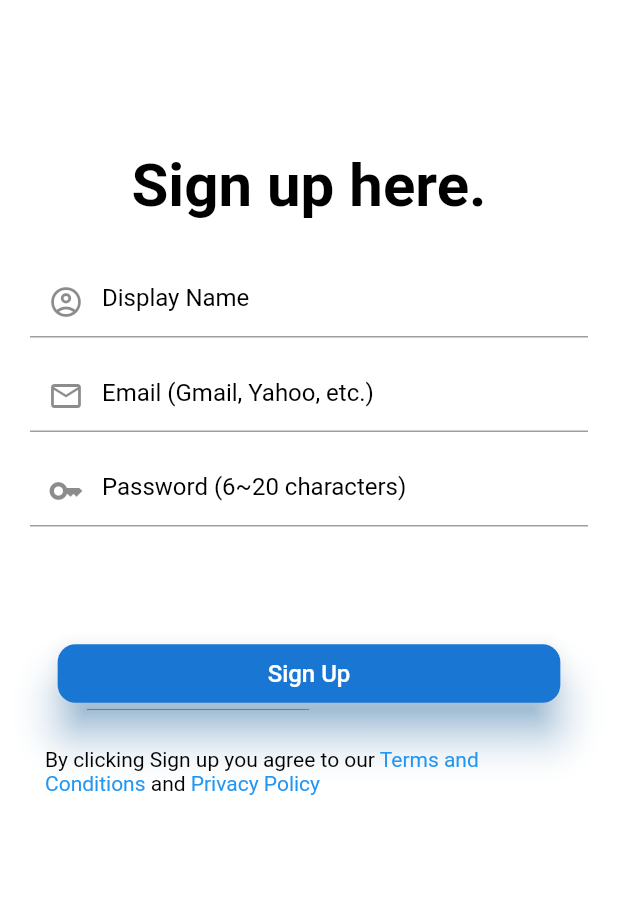
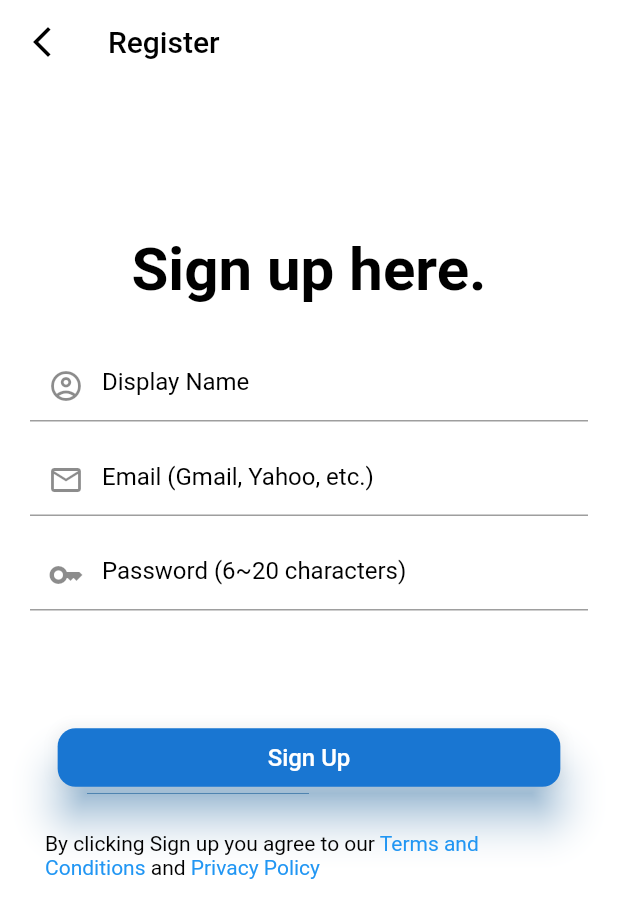
Before and after one commit to kevint259/kuai_eats_app, a Flutter app: the RegisterView screen opened by its route, on a phone screen of 412 x 824 dp. Shown: the top 918 px of the screen. Run offline on Flutter 3.47's test engine with Material 2 defaults, Android fonts, the light colour scheme and no system bars; our stand-ins replace firebase_auth, firebase_core, flutter_bloc, form_field_validator; accounts and stored records are empty; network calls fail.

```diff
--- a/lib/services/auth/bloc/auth_bloc.dart
+++ b/lib/services/auth/bloc/auth_bloc.dart
@@ -18,11 +18,11 @@ class AuthBloc extends Bloc<AuthEvent, AuthState> {
     });
     on<AuthEventLogIn>(
       (event, emit) async {
-        emit(const AuthStateLoading());
         final email = event.email;
         final password = event.password;
 
         try {
+          emit(const AuthStateLoading());
           final user = await provider.logIn(
             email: email,
             password: password,
@@ -34,8 +34,8 @@ class AuthBloc extends Bloc<AuthEvent, AuthState> {
       },
     );
     on<AuthEventLogOut>((event, emit) async {
-      emit(const AuthStateLoading());
       try {
+        emit(const AuthStateLoading());
         await provider.logOut();
         emit(const AuthStateLoggedOut());
       } on Exception catch (e) {
--- a/lib/views/register_view.dart
+++ b/lib/views/register_view.dart
@@ -21,8 +21,6 @@ class _RegisterViewState extends State<RegisterView> {
   late final TextEditingController _email;
   late final TextEditingController _password;
 
-
-
   @override
   void initState() {
     _displayName = TextEditingController();
@@ -42,6 +40,24 @@ class _RegisterViewState extends State<RegisterView> {
   @override
   Widget build(BuildContext context) {
     return Scaffold(
+      appBar: AppBar(
+        iconTheme: const IconThemeData(
+          color: Colors.black,
+        ),
+        title: const Text(
+          "Register",
+          style: TextStyle(
+            color: Colors.black,
+          ),
+        ),
+        backgroundColor: Colors.white,
+        elevation: 0,
+        leading: IconButton(
+          icon: const Icon(Icons.arrow_back_ios_new),
+          onPressed: () {
+            Navigator.of(context).pop();
+          },
+      ),),
       backgroundColor: Colors.white,
       body: SafeArea(
         child: Column(
@@ -162,16 +178,21 @@ class _RegisterViewState extends State<RegisterView> {
             ElevatedButton(
               style: ElevatedButton.styleFrom(
                 elevation: 12.0,
-                padding: const EdgeInsets.symmetric(horizontal: 140, vertical: 10),
+                padding:
+                    const EdgeInsets.symmetric(horizontal: 140, vertical: 10),
                 shadowColor: Colors.blue[400],
                 primary: Colors.blue[700],
-                shape: RoundedRectangleBorder(borderRadius: BorderRadius.circular(12)),
+                shape: RoundedRectangleBorder(
+                    borderRadius: BorderRadius.circular(12)),
               ),
               onPressed: () async {
                 try {
-                  AuthService.firebase().createUser(email: _email.text, password: _password.text);
-                  AuthService.firebase().updateDisplayName(name: _displayName.text);
-                    Navigator.of(context).pushNamedAndRemoveUntil(verifyEmailRoute, (route) => false);
+                  AuthService.firebase()
+                      .createUser(email: _email.text, password: _password.text);
+                  AuthService.firebase()
+                      .updateDisplayName(name: _displayName.text);
+                  Navigator.of(context).pushNamedAndRemoveUntil(
+                      verifyEmailRoute, (route) => false);
                 } on WeakPasswordAuthException {
                   updateErrorMessage("Weak Password");
                 } on EmailAlreadyInUseAuthException {
@@ -189,7 +210,6 @@ class _RegisterViewState extends State<RegisterView> {
                   fontSize: 16,
                 ),
               ),
-
             ),
 
             // Padding
@@ -245,6 +265,7 @@ class _RegisterViewState extends State<RegisterView> {
       ),
     );
   }
+
   updateErrorMessage(String error) {
     setState(() {
       _errorMessage = error;
```
Also changed, not shown: lib/views/home_delivery.dart (+16 -7 lines), lib/views/login_view.dart (+3 -5 lines).
